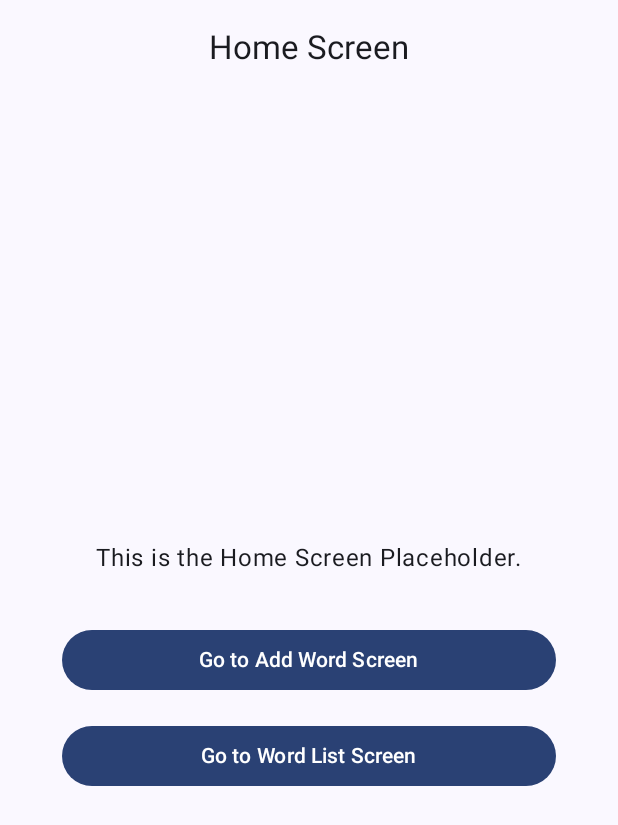
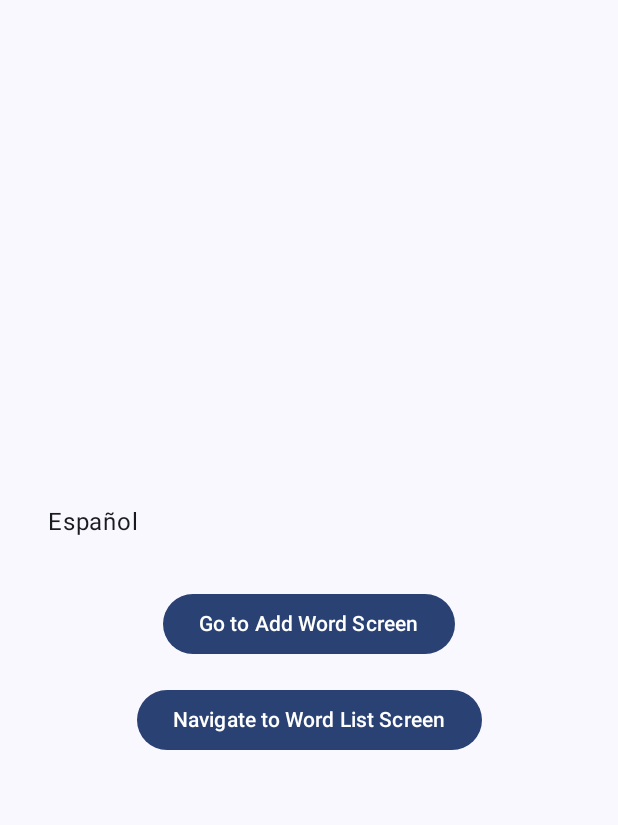
Before and after one commit to fgmasw/FullyTrilingual-Public, an Android app built with Jetpack Compose: the composable HomeScreenPlaceholder shown on its own in the app's theme, on a phone screen of 412 x 824 dp. Shown: the top 825 px of the screen. Run offline under Robolectric (Android 15) with nearby library versions, the phone set to English and light mode, and no system bars.

Commit message:
Update with changes 2024-12-15 01:01

```diff
--- a/app/src/main/java/com/fagir/fullytrilingual/ui/screens/home/HomeScreenPlaceholder.kt
+++ b/app/src/main/java/com/fagir/fullytrilingual/ui/screens/home/HomeScreenPlaceholder.kt
@@ -1,59 +1,89 @@
-@file:OptIn(ExperimentalMaterial3Api::class) // Opt-In aplicado a todo el archivo
-
 package com.fagir.fullytrilingual.ui.screens.home
 
+import androidx.compose.foundation.clickable
 import androidx.compose.foundation.layout.*
+import androidx.compose.foundation.text.BasicText
 import androidx.compose.material3.Button
-import androidx.compose.material3.ExperimentalMaterial3Api
-import androidx.compose.material3.Scaffold
 import androidx.compose.material3.Text
-import androidx.compose.material3.CenterAlignedTopAppBar
+import androidx.compose.runtime.*
+import androidx.compose.ui.Alignment
+import androidx.compose.ui.Modifier
+import androidx.compose.ui.tooling.preview.Preview
+import androidx.compose.ui.unit.dp
+import androidx.navigation.NavController
+import androidx.navigation.compose.rememberNavController
 import androidx.compose.runtime.Composable
-import androidx.compose.ui.Modifier
-import androidx.compose.ui.unit.dp
-import androidx.compose.ui.Alignment
-import androidx.navigation.NavController
 
 @Composable
 fun HomeScreenPlaceholder(navController: NavController) {
-    Scaffold(
-        topBar = {
-            CenterAlignedTopAppBar(
-                title = { Text("Home Screen") }
+    var expanded by remember { mutableStateOf(false) }
+    var selectedLanguage by remember { mutableStateOf("es") }
+
+    val languages = listOf("es" to "Español", "en" to "English", "pt" to "Português")
+
+    Column(
+        modifier = Modifier
+            .fillMaxSize()
+            .padding(16.dp),
+        horizontalAlignment = Alignment.CenterHorizontally,
+        verticalArrangement = Arrangement.Center
+    ) {
+        // Dropdown trigger
+        Box(
+            modifier = Modifier
+                .fillMaxWidth()
+                .clickable { expanded = !expanded }
+                .padding(8.dp)
+        ) {
+            Text(
+                text = languages.firstOrNull { it.first == selectedLanguage }?.second ?: "Seleccione un idioma",
+                modifier = Modifier.padding(8.dp)
             )
         }
-    ) { innerPadding ->
-        // Cuerpo de la pantalla con botones
-        Column(
-            modifier = Modifier
-                .fillMaxSize()
-                .padding(innerPadding),
-            horizontalAlignment = Alignment.CenterHorizontally,
-            verticalArrangement = Arrangement.Center
-        ) {
-            // Texto de placeholder
-            Text(
-                text = "This is the Home Screen Placeholder.",
-                modifier = Modifier.padding(bottom = 32.dp) // Espaciado debajo del texto
-            )
 
-            // Botón para navegar a Add Word Screen
-            Button(
-                onClick = { navController.navigate("addWord") },
-                modifier = Modifier.fillMaxWidth(0.8f) // Botón ancho
+        // Dropdown content
+        if (expanded) {
+            Column(
+                modifier = Modifier
+                    .fillMaxWidth()
+                    .padding(8.dp)
             ) {
-                Text("Go to Add Word Screen")
+                languages.forEach { language ->
+                    BasicText(
+                        text = language.second,
+                        modifier = Modifier
+                            .fillMaxWidth()
+                            .clickable {
+                                selectedLanguage = language.first
+                                expanded = false
+                            }
+                            .padding(8.dp)
+                    )
+                }
             }
+        }
 
-            Spacer(modifier = Modifier.height(16.dp)) // Espaciado entre botones
+        Spacer(modifier = Modifier.height(16.dp))
 
-            // Botón para navegar a Word List Screen
-            Button(
-                onClick = { navController.navigate("wordList") },
-                modifier = Modifier.fillMaxWidth(0.8f) // Botón ancho
-            ) {
-                Text("Go to Word List Screen")
-            }
+        Button(onClick = {
+            navController.navigate("addWord/$selectedLanguage")
+        }) {
+            Text(text = "Go to Add Word Screen")
+        }
+
+        Spacer(modifier = Modifier.height(16.dp))
+
+        Button(onClick = {
+            navController.navigate("wordList")
+        }) {
+            Text(text = "Navigate to Word List Screen")
         }
     }
 }
+
+@Preview(showBackground = true)
+@Composable
+fun HomeScreenPlaceholderPreview() {
+    val navController = rememberNavController()
+    HomeScreenPlaceholder(navController = navController)
+}
```
Also changed, not shown: app/src/main/java/com/fagir/fullytrilingual/MainActivity.kt (+22 -2 lines), app/src/main/java/com/fagir/fullytrilingual/ui/screens/addword/AddWordScreenPlaceholder.kt (+16 -9 lines), app/src/main/java/com/fagir/fullytrilingual/ui/screens/wordlist/WordListScreenPlaceholder.kt (+7 -16 lines).
